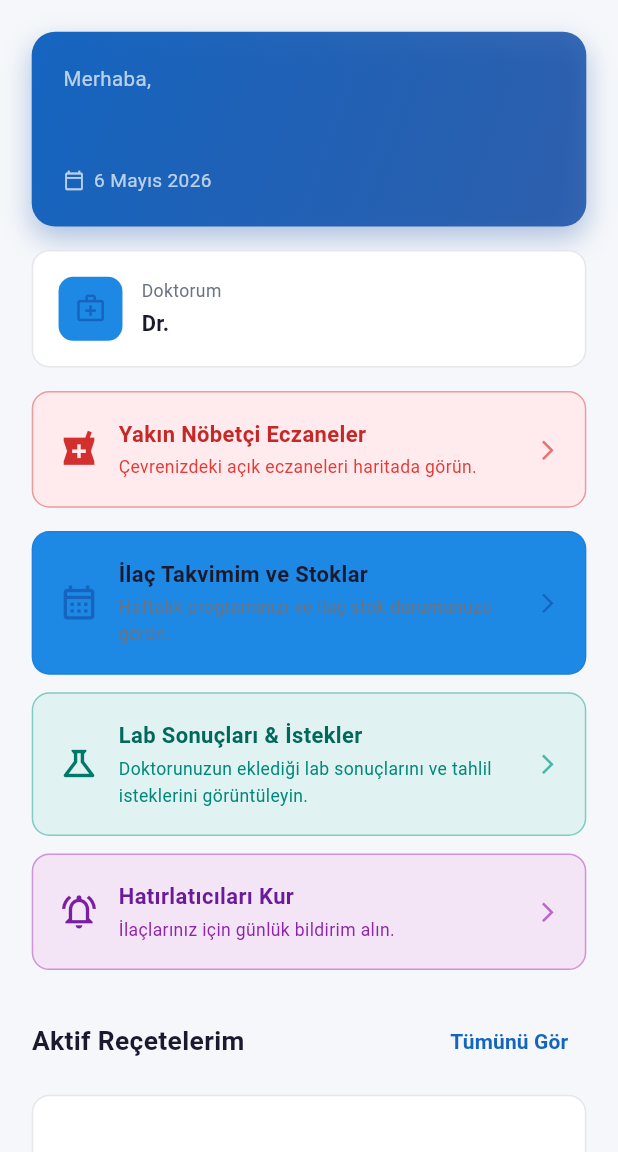
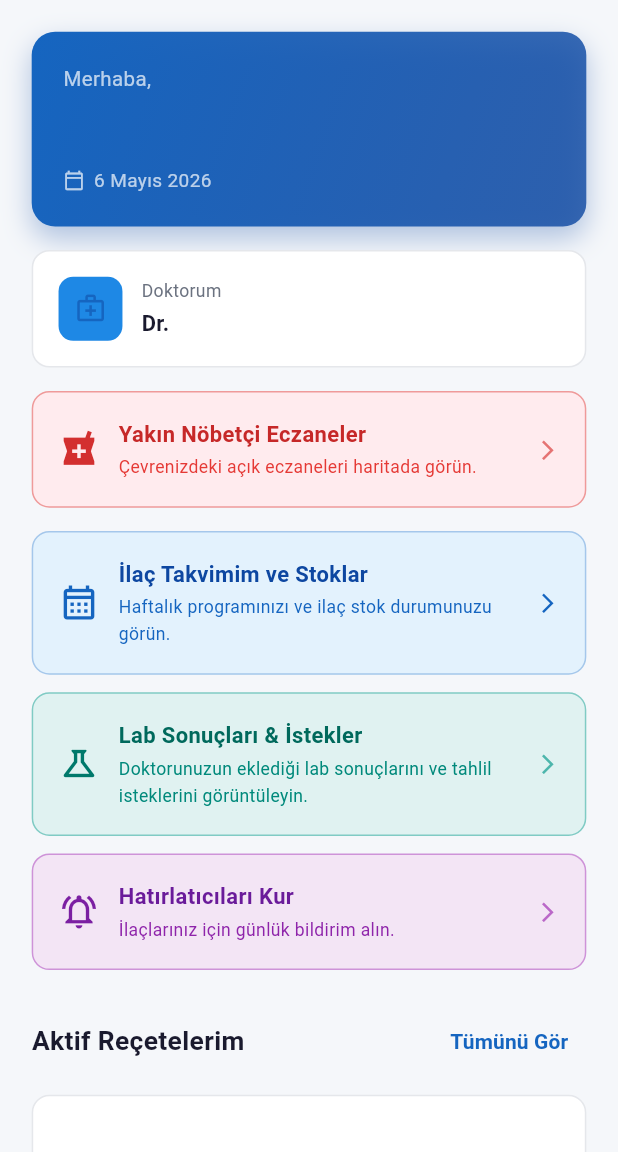
Before and after one commit to COMP491-MediTrack/MediTrack-Project, a Flutter app: the PatientDashboardPage screen opened by its route, on a phone screen of 412 x 824 dp, the part 84-1236 px from its top. Run offline on Flutter 3.47's test engine with Material 3 defaults, Android fonts, the phone set to English and light mode, and no system bars; our stand-ins replace cloud_firestore, dartz, dio, equatable, file_picker, firebase_auth and 14 more; accounts and stored records are empty; network calls fail.

Commit message:
fix: align patient schedule card colors with dashboard palette

```diff
--- a/frontend/lib/features/dashboard/presentation/pages/patient_dashboard_page.dart
+++ b/frontend/lib/features/dashboard/presentation/pages/patient_dashboard_page.dart
@@ -131,9 +131,9 @@ class PatientDashboardPage extends StatelessWidget {
         width: double.infinity,
         padding: EdgeInsets.all(16.w),
         decoration: BoxDecoration(
-          color: AppColors.primaryLight,
+          color: AppColors.primaryContainer,
           borderRadius: BorderRadius.circular(12.r),
-          border: Border.all(color: AppColors.primary.withAlpha(51)),
+          border: Border.all(color: AppColors.primary.withAlpha(77)),
         ),
         child: Row(
           children: [
@@ -152,7 +152,7 @@ class PatientDashboardPage extends StatelessWidget {
                     style: TextStyle(
                       fontSize: 15.sp,
                       fontWeight: FontWeight.bold,
-                      color: AppColors.textPrimary,
+                      color: AppColors.primaryDark,
                     ),
                   ),
                   SizedBox(height: 2.h),
@@ -160,7 +160,7 @@ class PatientDashboardPage extends StatelessWidget {
                     'Haftalık programınızı ve ilaç stok durumunuzu görün.',
                     style: TextStyle(
                       fontSize: 12.sp,
-                      color: AppColors.textSecondary,
+                      color: AppColors.primary,
                     ),
                   ),
                 ],
```
